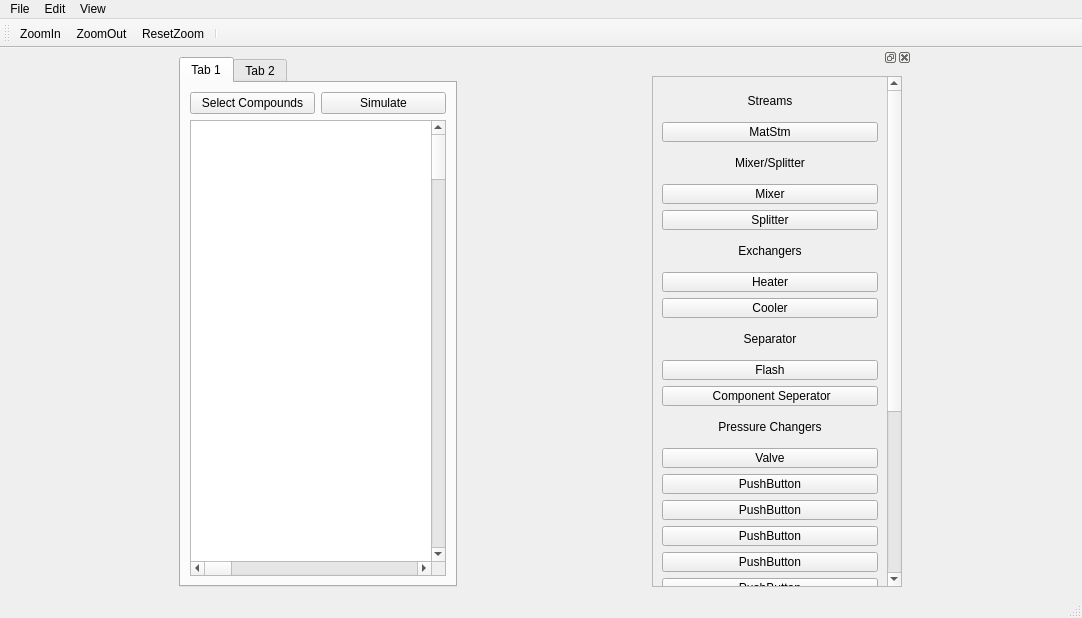
This is main.ui in Anujg935/OMChemSimGUI as Qt 5 draws it before an edit. The edited form follows.
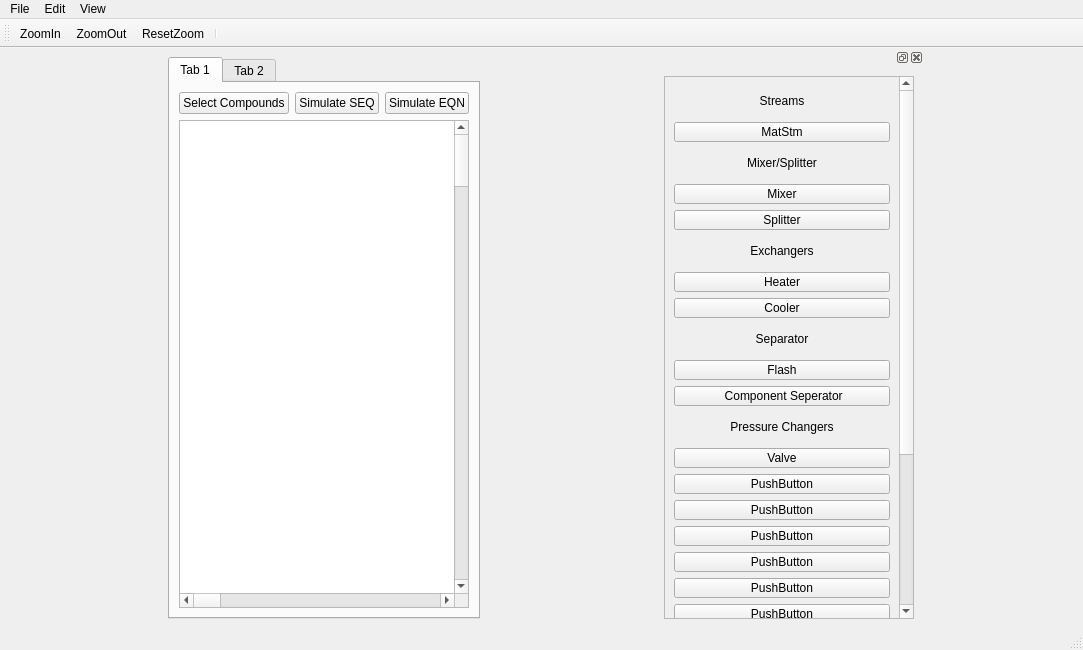
This is the edited form. Icons and pictures are not drawn.

Diff of the .ui file:
```diff
--- a/main.ui
+++ b/main.ui
@@ -6,8 +6,8 @@
    <rect>
     <x>0</x>
     <y>0</y>
-    <width>1082</width>
-    <height>589</height>
+    <width>1083</width>
+    <height>650</height>
    </rect>
   </property>
   <property name="windowTitle">
@@ -45,6 +45,13 @@
               </property>
              </widget>
             </item>
+            <item>
+             <widget class="QPushButton" name="pushButton_2">
+              <property name="text">
+               <string>Simulate SEQ</string>
+              </property>
+             </widget>
+            </item>
             <item>
              <widget class="QPushButton" name="pushButton_6">
               <property name="sizePolicy">
@@ -54,7 +61,7 @@
                </sizepolicy>
               </property>
               <property name="text">
-               <string>Simulate</string>
+               <string>Simulate EQN</string>
               </property>
              </widget>
             </item>
@@ -147,8 +154,8 @@
     <rect>
      <x>0</x>
      <y>0</y>
-     <width>1082</width>
-     <height>21</height>
+     <width>1083</width>
+     <height>26</height>
     </rect>
    </property>
    <widget class="QMenu" name="menuFile">
@@ -228,9 +235,9 @@
         <property name="geometry">
          <rect>
           <x>0</x>
-          <y>-135</y>
-          <width>231</width>
-          <height>764</height>
+          <y>0</y>
+          <width>227</width>
+          <height>794</height>
          </rect>
         </property>
         <layout class="QVBoxLayout" name="verticalLayout_5">
```
